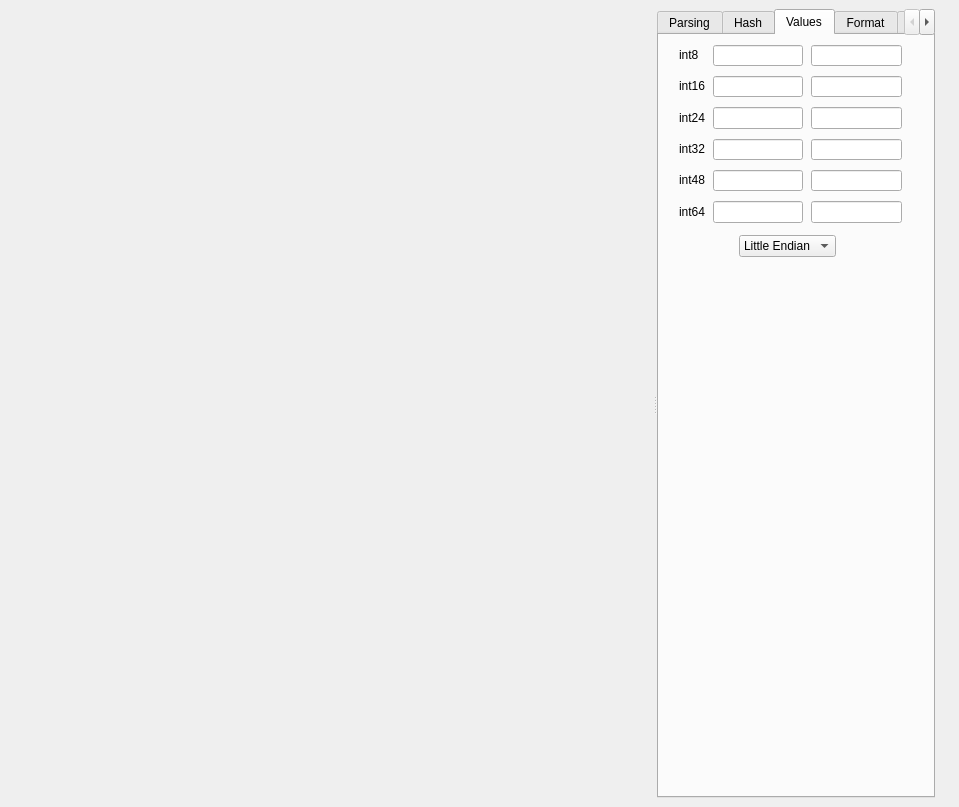
The window that src/widgets/HexdumpWidget.ui (radareorg/iaito) describes before a commit, drawn with Qt 5.
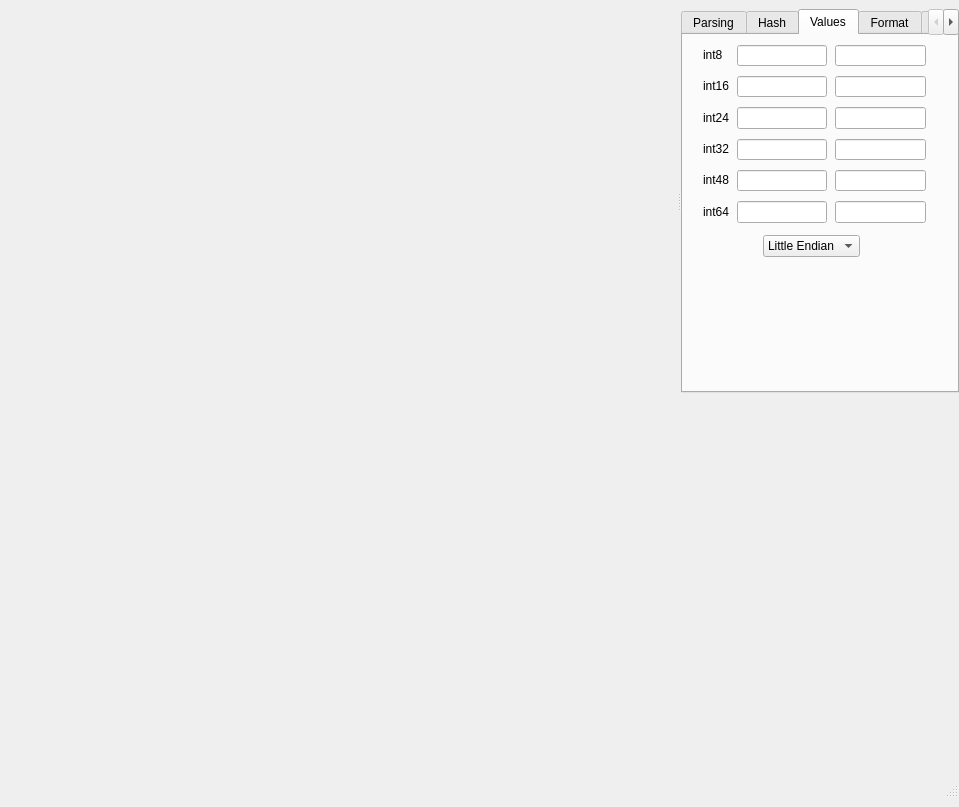
The same window after the commit. Icons and pictures are not drawn. Custom widgets are drawn as their Qt base class.

What changed in the file:
```diff
--- a/src/widgets/HexdumpWidget.ui
+++ b/src/widgets/HexdumpWidget.ui
@@ -20,7 +20,7 @@
    <string notr="true">Hexdump</string>
   </property>
   <widget class="QWidget" name="dockWidgetContents">
-   <layout class="QHBoxLayout" name="horizontalLayout">
+   <layout class="QVBoxLayout" name="horizontalLayout">
     <property name="spacing">
      <number>0</number>
     </property>
@@ -948,6 +948,17 @@
       </property>
      </widget>
     </item>
+    <!-- Status bar for offset and function display -->
+    <item>
+     <widget class="QStatusBar" name="statusBar">
+      <property name="sizePolicy">
+       <sizepolicy hsizetype="Expanding" vsizetype="Fixed">
+        <horstretch>0</horstretch>
+        <verstretch>0</verstretch>
+       </sizepolicy>
+      </property>
+     </widget>
+    </item>
    </layout>
   </widget>
  </widget>
```
